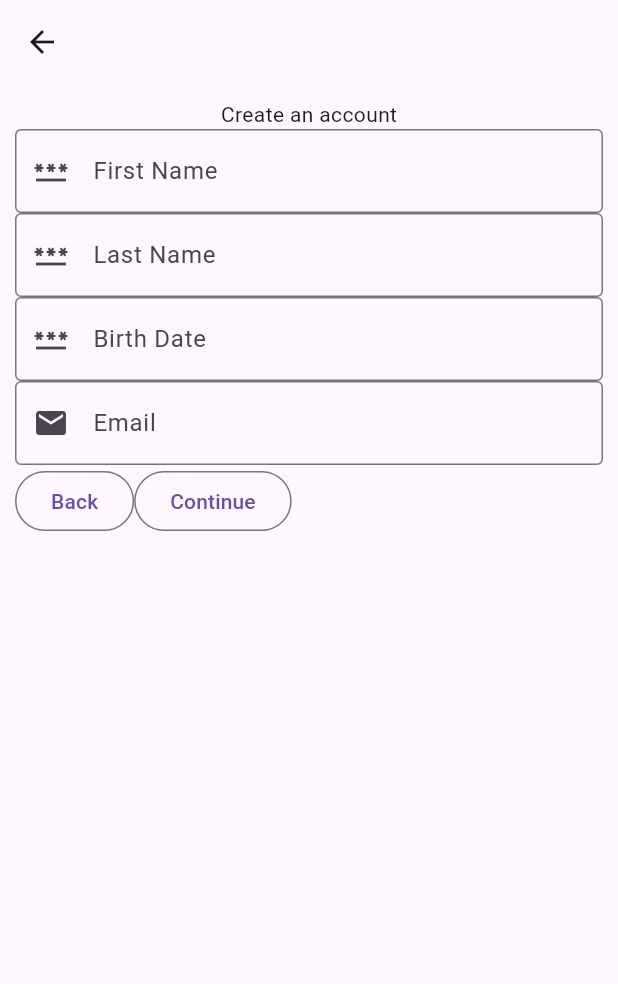
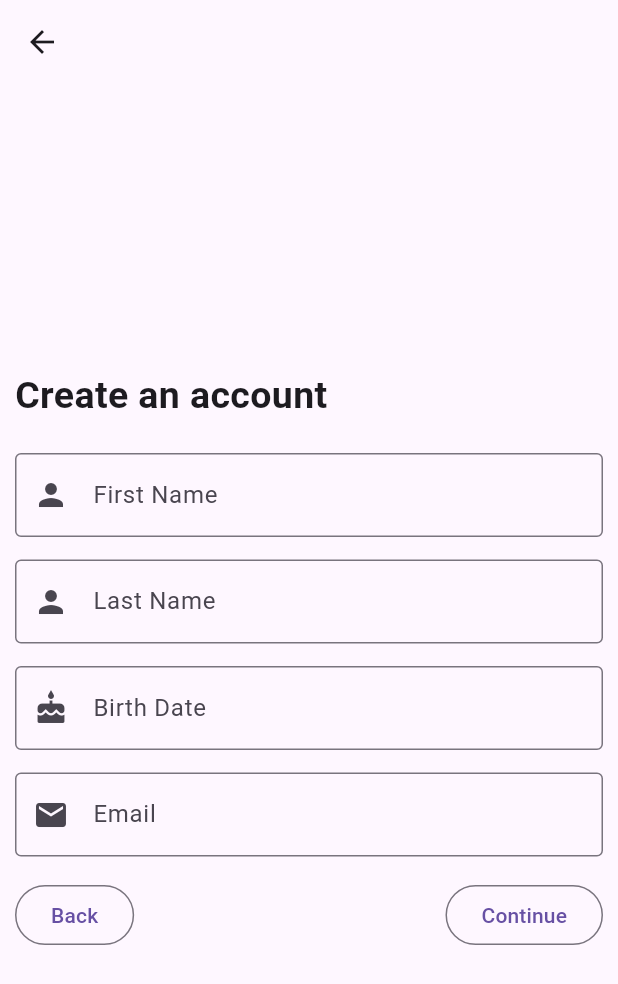
Before and after one commit to raul2710/ada_app_flutter, a Flutter app: the screen it shows after launch, after a tap on "Create an account with another email", on a phone screen of 412 x 824 dp. Shown: the top 984 px of the screen. Run offline on Flutter 3.47's test engine with Material 3 defaults, Android fonts, the phone set to English and light mode, and no system bars; our stand-ins replace carousel_slider, cloud_firestore, device_preview, firebase_auth, firebase_core, google_maps_flutter and 3 more; accounts and stored records are empty; network calls fail.

Commit message:
edit login and subscribe screen

```diff
--- a/lib/main.dart
+++ b/lib/main.dart
@@ -1,4 +1,3 @@
-import 'package:ada_app_flutter/view/verify_screen.dart';
 import 'package:device_preview/device_preview.dart';
 import 'package:firebase_core/firebase_core.dart';
 import 'package:flutter/material.dart';
@@ -6,8 +5,10 @@ import 'package:flutter/material.dart';
 import 'firebase_options.dart';
 import 'view/first_steps_screen.dart';
 import 'view/login_screen.dart';
+import 'view/login_with_email_and_password_screen.dart';
 import 'view/main_screen.dart';
 import 'view/subscribe_screen.dart';
+import 'view/verify_screen.dart';
 
 // void main() {
 //   runApp(const MainApp());
@@ -74,7 +75,7 @@ class MainApp extends StatelessWidget {
         '/first-steps' :(context) => const FirstStepsScreen(),
         '/main' :(context) => const MainScreen(),
         '/verify' :(context) => const VerifyScreen(),
-        // 'screenModifyItem' :(context) => ScreenModifyItem(),
+        '/loginwithemailandpassword' :(context) => const LoginWithEmailAndPasswordScreen(),
         // 'screenAddTrip' :(context) => ScreenAddTrip(),
         // 'screenViewTrip' :(context) => ScreenViewTrip(),
         // 'screenSearchTrip' :(context) => ScreenSearchTrip(),
--- a/lib/view/login_screen.dart
+++ b/lib/view/login_screen.dart
@@ -1,6 +1,8 @@
 import 'package:firebase_auth/firebase_auth.dart';
 import 'package:flutter/material.dart';
 import 'package:google_sign_in/google_sign_in.dart';
+
+import '../controller/login_google_controller.dart';
 
 // import '../controller/login_google_controller.dart';
 
@@ -13,6 +15,38 @@ class LoginScreen extends StatefulWidget {
 }
 
 class _LoginScreenState extends State<LoginScreen> {
+
+// void validateEmail(){
+//     final bool isValidate = EmailValidator.validate(txtEmail.text.trim());
+
+//     if(isValidate){
+//       loginLoad();
+//     }else{
+//       openDialogEmail();
+//     }
+//   }
+
+//   void loginLoad(){
+//     if (formKey.currentState!.validate()) {
+//       if(listUsers.any((u) => u.email == txtEmail.text && u.password == txtPassword.text)){
+//         User user;
+//         user = listUsers.singleWhere((u) =>
+//           u.email == txtEmail.text &&
+//           u.password == txtPassword.text
+//         );
+//         setState(() {
+//           Navigator.pushNamed(
+//             context,
+//             'screenListCategory',
+//             arguments: user.listTripCategory,
+//           );
+//         });
+//       } else openDialog();
+//     }
+//   }
+
+
+
 // ValueNotifier userCredential = ValueNotifier('');
 
 //   @override
@@ -116,8 +150,10 @@ class _LoginScreenState extends State<LoginScreen> {
                   // Button: Login with Google
                   //
                   OutlinedButton.icon(
-                    onPressed: () async {
-                      await signInWithGoogle();
+                    onPressed: () {
+                      signInWithGoogle();
+
+
                     },
                     label: const Text('Login with Google'),
                     // child: Text('Login with Google'),
@@ -134,10 +170,10 @@ class _LoginScreenState extends State<LoginScreen> {
                       Navigator.pushNamed(context, '/subscribe')
                     },
                     label: const Text('Create an account with another email'),
-                    // child: Text('Login with Google'),
                     style: OutlinedButton.styleFrom(fixedSize: const Size.fromWidth(300.0)),
                     iconAlignment: IconAlignment.end,
                   ),
+                  const SizedBox(height: 15,),
                   //
                   // Button: Continue without login
                   //
@@ -149,6 +185,19 @@ class _LoginScreenState extends State<LoginScreen> {
                     // child: Text('Login with Google'),
                     style: OutlinedButton.styleFrom(fixedSize: const Size.fromWidth(300.0)),
                     iconAlignment: IconAlignment.end,
+                  ),
+                  const SizedBox(height: 15,),
+                  //
+                  // Button: Continue without login
+                  //
+                  OutlinedButton.icon(
+                    onPressed: ()=>{
+                      Navigator.pushNamed(context, '/loginwithemailandpassword')
+                    },
+                    label: const Text('Login with Email and Password'),
+                    // child: Text('Login with Google'),
+                    style: OutlinedButton.styleFrom(fixedSize: const Size.fromWidth(300.0)),
+                    iconAlignment: IconAlignment.end,
                   )
                 ],
               ),
@@ -157,24 +206,3 @@ class _LoginScreenState extends State<LoginScreen> {
        );
   }
 }
-
-Future<UserCredential> signInWithGoogle() async {
-  final FirebaseAuth _auth = FirebaseAuth.instance;
-  // Trigger the authentication flow
-  final GoogleSignInAccount? googleUser = await GoogleSignIn(
-    // const String.fromEnvironment('GOOGLE_CLIENT_ID'),
-    clientId: "830251467767-otheok9k6qetdqnh9m7i08jjplsl92nm.apps.googleusercontent.com"
-  ).signIn();
-
-  // Obtain the auth details from the request
-  final GoogleSignInAuthentication? googleAuth = await googleUser?.authentication;
-
-  // Create a new credential
-  final credential = GoogleAuthProvider.credential(
-    accessToken: googleAuth?.accessToken,
-    idToken: googleAuth?.idToken,
-  );
-
-  // Once signed in, return the UserCredential
-  return await _auth.signInWithCredential(credential);
-}
--- a/lib/view/quiz_screen.dart
+++ b/lib/view/quiz_screen.dart
@@ -27,7 +27,7 @@ class QuizScreen extends StatelessWidget {
         actions: [
           TextButton(
             onPressed: () => Navigator.pop(context),
-            child: Text('OK'),
+            child: const Text('OK'),
           ),
         ],
       ),
--- a/lib/view/subscribe_screen.dart
+++ b/lib/view/subscribe_screen.dart
@@ -1,4 +1,7 @@
 import 'package:flutter/material.dart';
+import 'package:mask_text_input_formatter/mask_text_input_formatter.dart';
+
+import '../widgets/TextFormFieldStardard.dart';
 
 class SubscribeScreen extends StatefulWidget {
 
@@ -13,6 +16,7 @@ class _SubscribeScreenState extends State<SubscribeScreen> {
   var lastName = TextEditingController();
   var birthDate = TextEditingController();
   var email = TextEditingController();
+  var formKey = GlobalKey<FormState>();
 
    @override
    Widget build(BuildContext context) {
@@ -23,41 +27,75 @@ class _SubscribeScreenState extends State<SubscribeScreen> {
             child: Padding(
               padding: const EdgeInsets.all(10.0),
               child: Column(
+                mainAxisAlignment: MainAxisAlignment.center,
                 children: [
-                  const Text('Create an account'),
-                  TextFormField(
-                    controller: firstName,
-                    decoration: InputDecoration(
-                      labelText: 'First Name',
-                      prefixIcon: Icon(Icons.password),
-                      border: OutlineInputBorder()
+
+                  const Align(
+                    alignment: Alignment.centerLeft,
+                    child: Text(
+                      'Create an account',
+                      textAlign: TextAlign.start,
+                      style: TextStyle(
+                        fontSize: 25,
+                        fontWeight: FontWeight.bold,
+                      ),
                     ),
                   ),
-                  TextFormField(
-                    controller: lastName,
-                    decoration: InputDecoration(
-                      labelText: 'Last Name',
-                      prefixIcon: Icon(Icons.password),
-                      border: OutlineInputBorder()
-                    ),
-                  ),
-                  TextFormField(
-                    controller: birthDate,
-                    decoration: InputDecoration(
-                      labelText: 'Birth Date',
-                      prefixIcon: Icon(Icons.password),
-                      border: OutlineInputBorder()
-                    ),
-                  ),
-                  TextFormField(
-                    controller: email,
-                    decoration: InputDecoration(
-                      labelText: 'Email',
-                      prefixIcon: Icon(Icons.email),
-                      border: OutlineInputBorder()
+                  const SizedBox(height: 20,),
+                  Form (
+                    key: formKey,
+                    child: Column(
+                      children: [
+
+                        //
+                        // Input first name
+                        //
+                        Textformfieldstardard(
+                          controller: firstName,
+                          labelText: 'First Name',
+                          validatorMessage: 'Type your first name',
+                          prefixIcon: Icons.person,
+                        ),
+
+                        const SizedBox(height: 15,),
+                        //
+                        // Input first name
+                        //
+                        Textformfieldstardard(
+                          controller: lastName,
+                          labelText: 'Last Name',
+                          validatorMessage: 'Type your last name',
+                          prefixIcon: Icons.person,
+                        ),
+
+                        const SizedBox(height: 15,),
+                        //
+                        // Input first name
+                        //
+                        Textformfieldstardard(
+                          controller: birthDate,
+                          labelText: 'Birth Date',
+                          validatorMessage: 'Type your birth date',
+                          prefixIcon: Icons.cake,
+                          keyboardType: TextInputType.datetime,
+                          inputFormatters: [MaskTextInputFormatter(mask: "##/##/####")],
+                        ),
+                        const SizedBox(height: 15,),
+                        //
+                        // Input first name
+                        //
+                        Textformfieldstardard(
+                          controller: email,
+                          labelText: 'Email',
+                          validatorMessage: 'Type your email',
+                          prefixIcon: Icons.email,
+                        ),
+                        const SizedBox(height: 15,),
+                      ],
                     ),
                   ),
                   Row(
+                    mainAxisAlignment: MainAxisAlignment.spaceBetween,
                     children: [
                       OutlinedButton(
                         onPressed: (){
@@ -66,7 +104,15 @@ class _SubscribeScreenState extends State<SubscribeScreen> {
                         child: const Text('Back')
                       ),
                       OutlinedButton(
-                        onPressed: (){},
+                        onPressed: (){
+                          if(formKey.currentState!.validate()){
+                            // LoginController().createUserWithEmailAndPassword(
+                            //   context,
+                            //   email.toString(),
+                            //   password.toString()
+                            // );
+                          };
+                        },
                         child: const Text('Continue')
                       )
                     ],
--- /dev/null
+++ b/lib/widgets/TextFormFieldStardard.dart
@@ -0,0 +1,42 @@
+import 'package:flutter/material.dart';
+import 'package:flutter/services.dart';
+
+class Textformfieldstardard extends StatelessWidget {
+
+  const Textformfieldstardard({
+    super.key,
+    required this.labelText,
+    required this.controller,
+    this.prefixIcon,
+    this.validatorMessage,
+    this.obscureText = false,
+    this.keyboardType,
+    this.inputFormatters,
+  });
+
+  final String labelText;
+  final TextEditingController controller;
+  final IconData ?prefixIcon;
+  final String ?validatorMessage;
+  final bool obscureText;
+  final TextInputType ?keyboardType;
+  final List<TextInputFormatter> ?inputFormatters;
+
+  @override
+  Widget build(BuildContext context) {
+    return TextFormField(
+      controller: controller,
+      obscureText: obscureText,
+      keyboardType: keyboardType,
+      inputFormatters: inputFormatters,
+      validator: (value) {
+        return value!.isEmpty ? validatorMessage : null;
+      },
+      decoration: InputDecoration(
+        labelText: labelText,
+        prefixIcon: Icon(prefixIcon),
+        border: const OutlineInputBorder()
+      ),
+    );
+  }
+}
--- a/pubspec.yaml
+++ b/pubspec.yaml
@@ -16,6 +16,7 @@ dependencies:
   google_generative_ai: ^0.4.3
   google_maps_flutter: ^2.7.0
   google_sign_in: ^6.2.1
+  mask_text_input_formatter: ^2.9.0
   universal_platform: ^1.1.0
 
 dev_dependencies:
```
Also changed, not shown: lib/controller/login_controller.dart (+46 -33 lines), lib/controller/login_google_controller.dart (+36 -15 lines), lib/view/login_with_email_and_password_screen.dart (added, +111 -0 lines), lib/view/standard_login_screen.dart (deleted, +0 -78 lines), lib/view/verify_screen.dart (+5 -5 lines), pubspec.lock.
